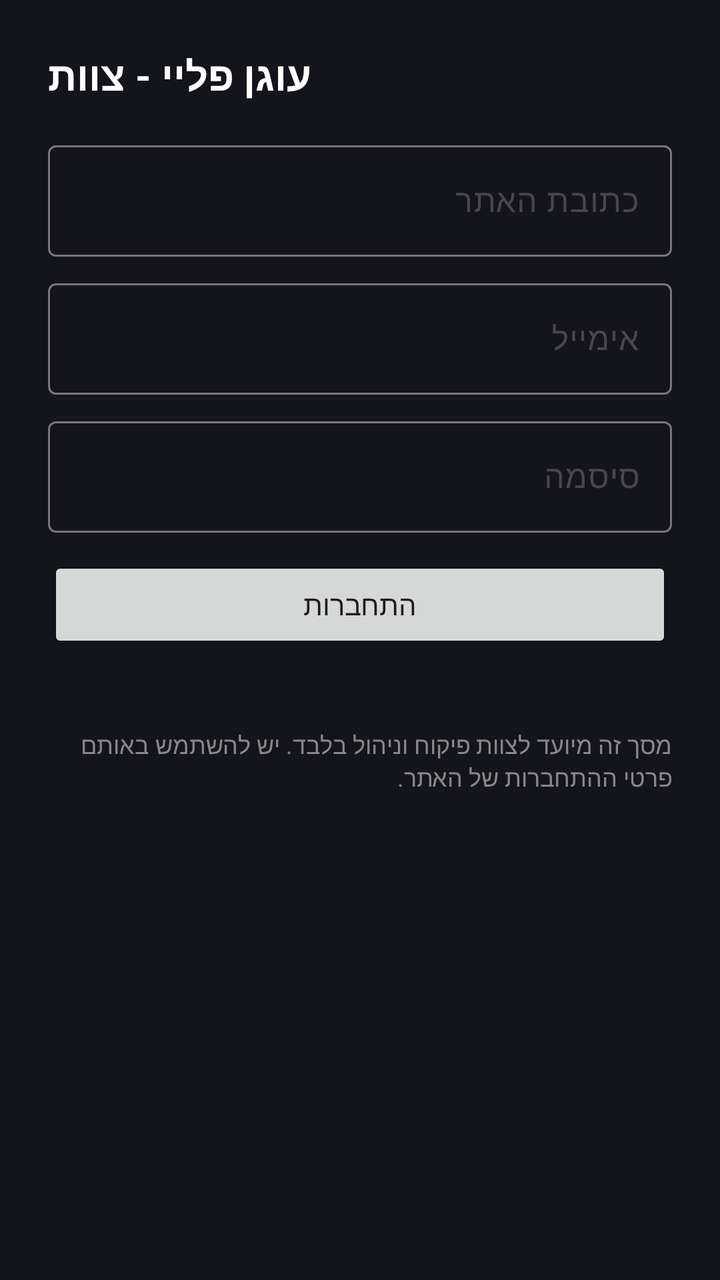
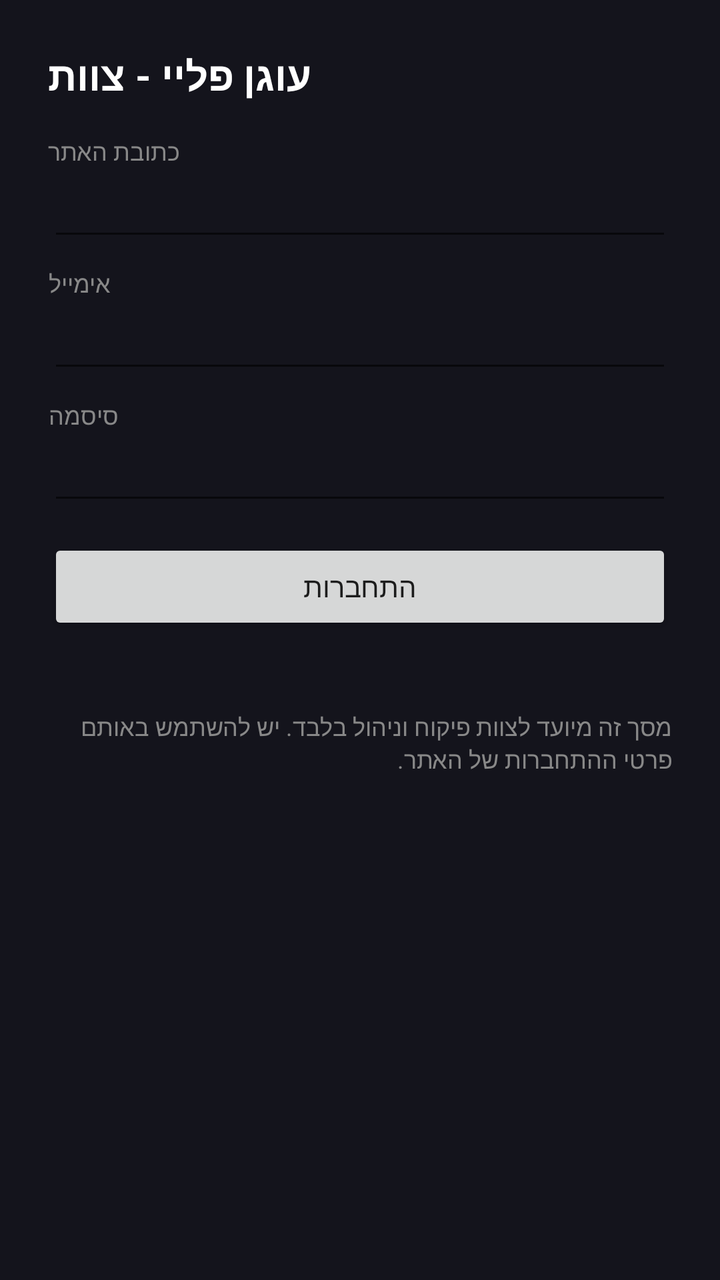

Before-and-after screenshots of an Android layout around one commit, followed by the original layout XML and the change that was made.
<!-- AndroidManifest.xml: application theme Theme.OgenPlayStaffNotify -->
<!-- res/layout/activity_main.xml -->
<?xml version="1.0" encoding="utf-8"?>
<ScrollView xmlns:android="http://schemas.android.com/apk/res/android"
    android:layout_width="match_parent"
    android:layout_height="match_parent"
    android:background="@color/bg_dark">

    <LinearLayout
        android:layout_width="match_parent"
        android:layout_height="wrap_content"
        android:orientation="vertical"
        android:padding="24dp">

        <TextView
            android:layout_width="wrap_content"
            android:layout_height="wrap_content"
            android:text="@string/app_name"
            android:textColor="@color/white"
            android:textSize="20sp"
            android:textStyle="bold"
            android:layout_marginBottom="16dp" />

        
        <LinearLayout
            android:id="@+id/loginSection"
            android:layout_width="match_parent"
            android:layout_height="wrap_content"
            android:orientation="vertical">

            <com.google.android.material.textfield.TextInputLayout
                android:layout_width="match_parent"
                android:layout_height="wrap_content"
                android:hint="כתובת האתר">
                <com.google.android.material.textfield.TextInputEditText
                    android:id="@+id/siteUrlInput"
                    android:layout_width="match_parent"
                    android:layout_height="wrap_content"
                    android:inputType="textUri" />
            </com.google.android.material.textfield.TextInputLayout>

            <com.google.android.material.textfield.TextInputLayout
                android:layout_width="match_parent"
                android:layout_height="wrap_content"
                android:layout_marginTop="8dp"
                android:hint="אימייל">
                <com.google.android.material.textfield.TextInputEditText
                    android:id="@+id/emailInput"
                    android:layout_width="match_parent"
                    android:layout_height="wrap_content"
                    android:inputType="textEmailAddress" />
            </com.google.android.material.textfield.TextInputLayout>

            <com.google.android.material.textfield.TextInputLayout
                android:layout_width="match_parent"
                android:layout_height="wrap_content"
                android:layout_marginTop="8dp"
                android:hint="סיסמה">
                <com.google.android.material.textfield.TextInputEditText
                    android:id="@+id/passwordInput"
                    android:layout_width="match_parent"
                    android:layout_height="wrap_content"
                    android:inputType="textPassword" />
            </com.google.android.material.textfield.TextInputLayout>

            <Button
                android:id="@+id/loginButton"
                android:layout_width="match_parent"
                android:layout_height="wrap_content"
                android:layout_marginTop="12dp"
                android:text="התחברות" />

            <TextView
                android:id="@+id/loginError"
                android:layout_width="match_parent"
                android:layout_height="wrap_content"
                android:layout_marginTop="8dp"
                android:textColor="#F87171"
                android:textSize="13sp" />

            <TextView
                android:layout_width="match_parent"
                android:layout_height="wrap_content"
                android:layout_marginTop="12dp"
                android:text="מסך זה מיועד לצוות פיקוח וניהול בלבד. יש להשתמש באותם פרטי ההתחברות של האתר."
                android:textColor="#888888"
                android:textSize="12sp" />
        </LinearLayout>

        
        <LinearLayout
            android:id="@+id/connectedSection"
            android:layout_width="match_parent"
            android:layout_height="wrap_content"
            android:orientation="vertical"
            android:visibility="gone">

            <TextView
                android:id="@+id/statusText"
                android:layout_width="match_parent"
                android:layout_height="wrap_content"
                android:textColor="@color/white"
                android:textSize="14sp"
                android:layout_marginBottom="12dp" />

            <TextView
                android:id="@+id/summaryText"
                android:layout_width="match_parent"
                android:layout_height="wrap_content"
                android:textColor="#CCCCCC"
                android:textSize="13sp"
                android:lineSpacingExtra="4dp" />

            <Button
                android:id="@+id/toggleMonitorButton"
                android:layout_width="match_parent"
                android:layout_height="wrap_content"
                android:layout_marginTop="16dp"
                android:text="התחלת ניטור" />

            <Button
                android:id="@+id/logoutButton"
                android:layout_width="match_parent"
                android:layout_height="wrap_content"
                android:layout_marginTop="8dp"
                android:backgroundTint="#2A2A35"
                android:text="התנתקות" />

            <TextView
                android:layout_width="match_parent"
                android:layout_height="wrap_content"
                android:layout_marginTop="12dp"
                android:text="בזמן שהניטור פעיל תוצג התראה קבועה בשורת ההתראות (זו דרישה של אנדרואיד לכל שירות שרץ ברקע) - כדי לסרוק כל 30 שניות בלי שהמערכת תעצור אותו."
                android:textColor="#888888"
                android:textSize="12sp" />
        </LinearLayout>

    </LinearLayout>
</ScrollView>
<!-- resources referenced by this layout -->
<resources>
  <color name="bg_dark">#14141C</color>
  <color name="white">#FFFFFFFF</color>
  <string name="app_name">עוגן פליי - צוות</string>
  <style name="Theme.OgenPlayStaffNotify" parent="Theme.Material3.DayNight.NoActionBar">
          <item name="colorPrimary">@color/brand_primary</item>
          <item name="colorPrimaryVariant">@color/brand_primary</item>
          <item name="android:statusBarColor" tools:targetApi="l">@color/bg_dark</item>
      </style>
  <color name="brand_primary">#6D5BD0</color>
</resources>

<!-- the commit's change to res/layout/activity_main.xml (unified diff, before → after) -->
@@ -26,40 +26,49 @@
             android:layout_height="wrap_content"
             android:orientation="vertical">
 
-            <com.google.android.material.textfield.TextInputLayout
+            <TextView
+                android:layout_width="wrap_content"
+                android:layout_height="wrap_content"
+                android:text="כתובת האתר"
+                android:textColor="#888888"
+                android:textSize="12sp" />
+            <EditText
+                android:id="@+id/siteUrlInput"
                 android:layout_width="match_parent"
                 android:layout_height="wrap_content"
-                android:hint="כתובת האתר">
-                <com.google.android.material.textfield.TextInputEditText
-                    android:id="@+id/siteUrlInput"
-                    android:layout_width="match_parent"
-                    android:layout_height="wrap_content"
-                    android:inputType="textUri" />
-            </com.google.android.material.textfield.TextInputLayout>
+                android:inputType="textUri"
+                android:textColor="@color/white"
+                android:textColorHint="#666666" />
 
-            <com.google.android.material.textfield.TextInputLayout
+            <TextView
+                android:layout_width="wrap_content"
+                android:layout_height="wrap_content"
+                android:layout_marginTop="8dp"
+                android:text="אימייל"
+                android:textColor="#888888"
+                android:textSize="12sp" />
+            <EditText
+                android:id="@+id/emailInput"
                 android:layout_width="match_parent"
                 android:layout_height="wrap_content"
+                android:inputType="textEmailAddress"
+                android:textColor="@color/white"
+                android:textColorHint="#666666" />
+
+            <TextView
+                android:layout_width="wrap_content"
+                android:layout_height="wrap_content"
                 android:layout_marginTop="8dp"
-                android:hint="אימייל">
-                <com.google.android.material.textfield.TextInputEditText
-                    android:id="@+id/emailInput"
-                    android:layout_width="match_parent"
-                    android:layout_height="wrap_content"
-                    android:inputType="textEmailAddress" />
-            </com.google.android.material.textfield.TextInputLayout>
-
-            <com.google.android.material.textfield.TextInputLayout
+                android:text="סיסמה"
+                android:textColor="#888888"
+                android:textSize="12sp" />
+            <EditText
+                android:id="@+id/passwordInput"
                 android:layout_width="match_parent"
                 android:layout_height="wrap_content"
-                android:layout_marginTop="8dp"
-                android:hint="סיסמה">
-                <com.google.android.material.textfield.TextInputEditText
-                    android:id="@+id/passwordInput"
-                    android:layout_width="match_parent"
-                    android:layout_height="wrap_content"
-                    android:inputType="textPassword" />
-            </com.google.android.material.textfield.TextInputLayout>
+                android:inputType="textPassword"
+                android:textColor="@color/white"
+                android:textColorHint="#666666" />
 
             <Button
                 android:id="@+id/loginButton"
<!-- resource entries referenced after the edit -->
@@ -3,11 +3,13 @@
   <color name="bg_dark">#14141C</color>
   <color name="white">#FFFFFFFF</color>
   <string name="app_name">עוגן פליי - צוות</string>
-  <style name="Theme.OgenPlayStaffNotify" parent="Theme.Material3.DayNight.NoActionBar">
+  <style name="Theme.OgenPlayStaffNotify" parent="Theme.AppCompat.DayNight.NoActionBar">
           <item name="colorPrimary">@color/brand_primary</item>
-          <item name="colorPrimaryVariant">@color/brand_primary</item>
+          <item name="colorPrimaryDark">@color/bg_dark</item>
+          <item name="colorAccent">@color/brand_gold</item>
           <item name="android:statusBarColor" tools:targetApi="l">@color/bg_dark</item>
       </style>
   <color name="brand_primary">#6D5BD0</color>
+  <color name="brand_gold">#C99B3F</color>
 </resources>
 
